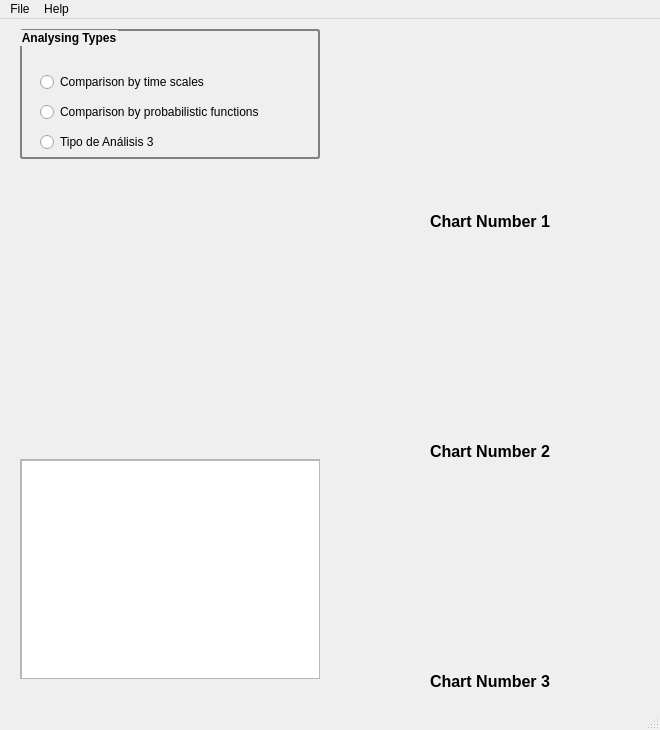
Old version of the form wq_window.ui in the repository vialrogo/Weight-Queue-Validator.
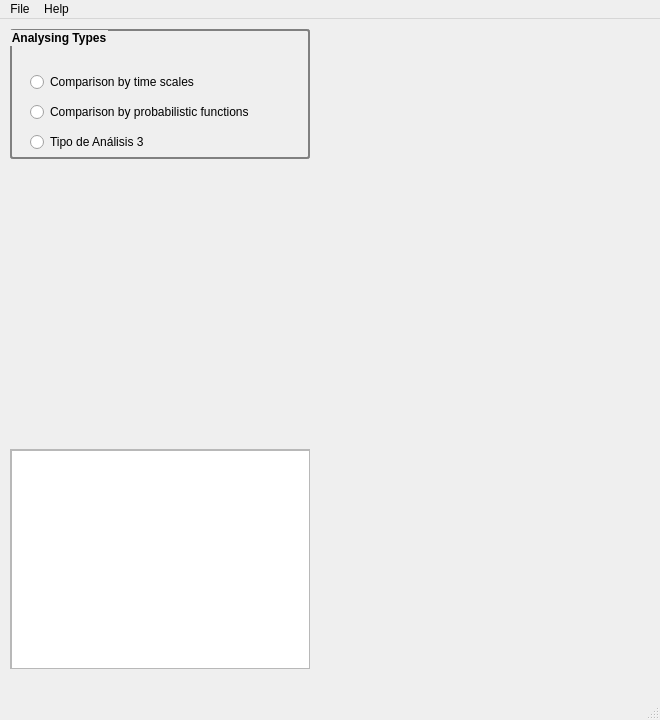
New version of the form. Icons and pictures are not drawn.

```diff
--- a/wq_window.ui
+++ b/wq_window.ui
@@ -7,19 +7,19 @@
     <x>0</x>
     <y>0</y>
     <width>660</width>
-    <height>730</height>
+    <height>720</height>
    </rect>
   </property>
   <property name="minimumSize">
    <size>
     <width>660</width>
-    <height>730</height>
+    <height>720</height>
    </size>
   </property>
   <property name="maximumSize">
    <size>
     <width>660</width>
-    <height>730</height>
+    <height>720</height>
    </size>
   </property>
   <property name="windowTitle">
@@ -64,38 +64,38 @@
    <widget class="QWidget" name="widgetChart1" native="true">
     <property name="geometry">
      <rect>
-      <x>340</x>
+      <x>320</x>
       <y>10</y>
-      <width>300</width>
-      <height>180</height>
+      <width>330</width>
+      <height>200</height>
      </rect>
     </property>
    </widget>
    <widget class="QWidget" name="widgetChart2" native="true">
     <property name="geometry">
      <rect>
-      <x>340</x>
-      <y>240</y>
-      <width>300</width>
-      <height>180</height>
+      <x>320</x>
+      <y>230</y>
+      <width>330</width>
+      <height>200</height>
      </rect>
     </property>
    </widget>
    <widget class="QWidget" name="widgetChart3" native="true">
     <property name="geometry">
      <rect>
-      <x>340</x>
-      <y>470</y>
-      <width>300</width>
-      <height>180</height>
+      <x>320</x>
+      <y>450</y>
+      <width>330</width>
+      <height>200</height>
      </rect>
     </property>
    </widget>
    <widget class="QScrollArea" name="scrollArea">
     <property name="geometry">
      <rect>
-      <x>20</x>
-      <y>440</y>
+      <x>10</x>
+      <y>430</y>
       <width>300</width>
       <height>220</height>
      </rect>
@@ -127,7 +127,7 @@
    <widget class="QGroupBox" name="groupBox">
     <property name="geometry">
      <rect>
-      <x>20</x>
+      <x>10</x>
       <y>10</y>
       <width>300</width>
       <height>130</height>
@@ -207,83 +207,11 @@
      </property>
     </widget>
    </widget>
-   <widget class="QLabel" name="labelChart1">
-    <property name="geometry">
-     <rect>
-      <x>340</x>
-      <y>190</y>
-      <width>300</width>
-      <height>25</height>
-     </rect>
-    </property>
-    <property name="font">
-     <font>
-      <family>Ubuntu</family>
-      <pointsize>12</pointsize>
-      <weight>75</weight>
-      <bold>true</bold>
-     </font>
-    </property>
-    <property name="text">
-     <string>Chart Number 1</string>
-    </property>
-    <property name="alignment">
-     <set>Qt::AlignCenter</set>
-    </property>
-   </widget>
-   <widget class="QLabel" name="labelChart2">
-    <property name="geometry">
-     <rect>
-      <x>340</x>
-      <y>420</y>
-      <width>300</width>
-      <height>25</height>
-     </rect>
-    </property>
-    <property name="font">
-     <font>
-      <family>Ubuntu</family>
-      <pointsize>12</pointsize>
-      <weight>75</weight>
-      <bold>true</bold>
-     </font>
-    </property>
-    <property name="text">
-     <string>Chart Number 2</string>
-    </property>
-    <property name="alignment">
-     <set>Qt::AlignCenter</set>
-    </property>
-   </widget>
-   <widget class="QLabel" name="labelChart3">
-    <property name="geometry">
-     <rect>
-      <x>340</x>
-      <y>650</y>
-      <width>300</width>
-      <height>25</height>
-     </rect>
-    </property>
-    <property name="font">
-     <font>
-      <family>Ubuntu</family>
-      <pointsize>12</pointsize>
-      <weight>75</weight>
-      <bold>true</bold>
-     </font>
-    </property>
-    <property name="text">
-     <string>Chart Number 3</string>
-    </property>
-    <property name="alignment">
-     <set>Qt::AlignCenter</set>
-    </property>
-   </widget>
    <widget class="QWidget" name="widgetParametros" native="true">
     <property name="geometry">
      <rect>
-      <x>20</x>
-      <y>160</y>
+      <x>10</x>
+      <y>150</y>
       <width>300</width>
       <height>260</height>
      </rect>
```
